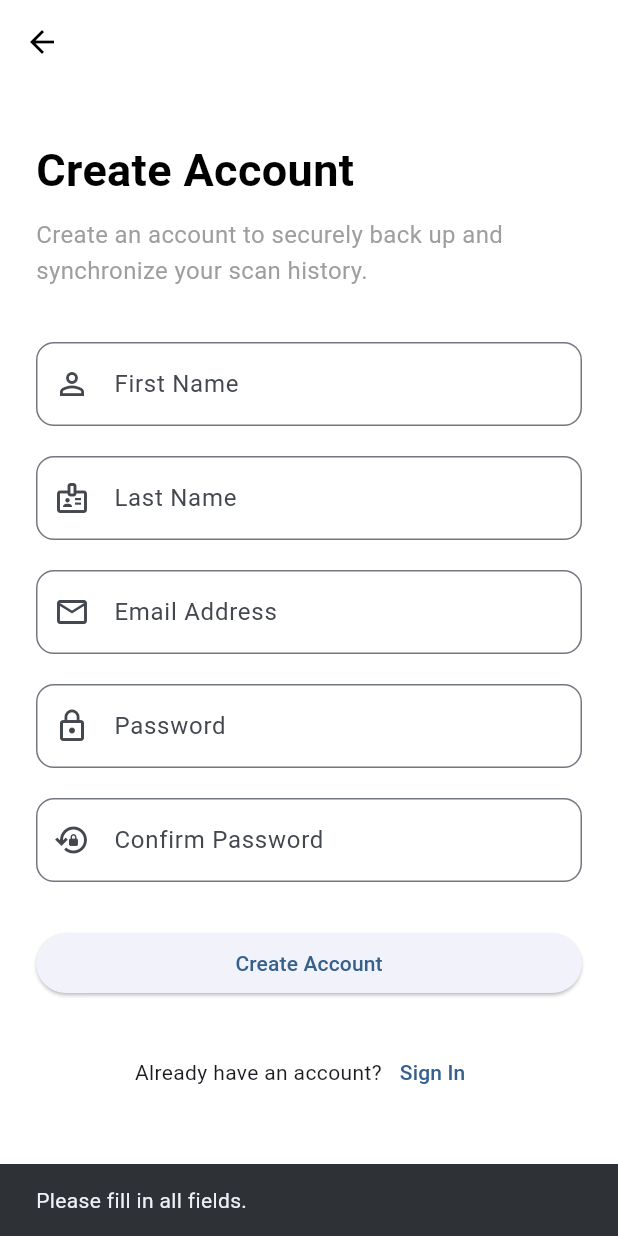
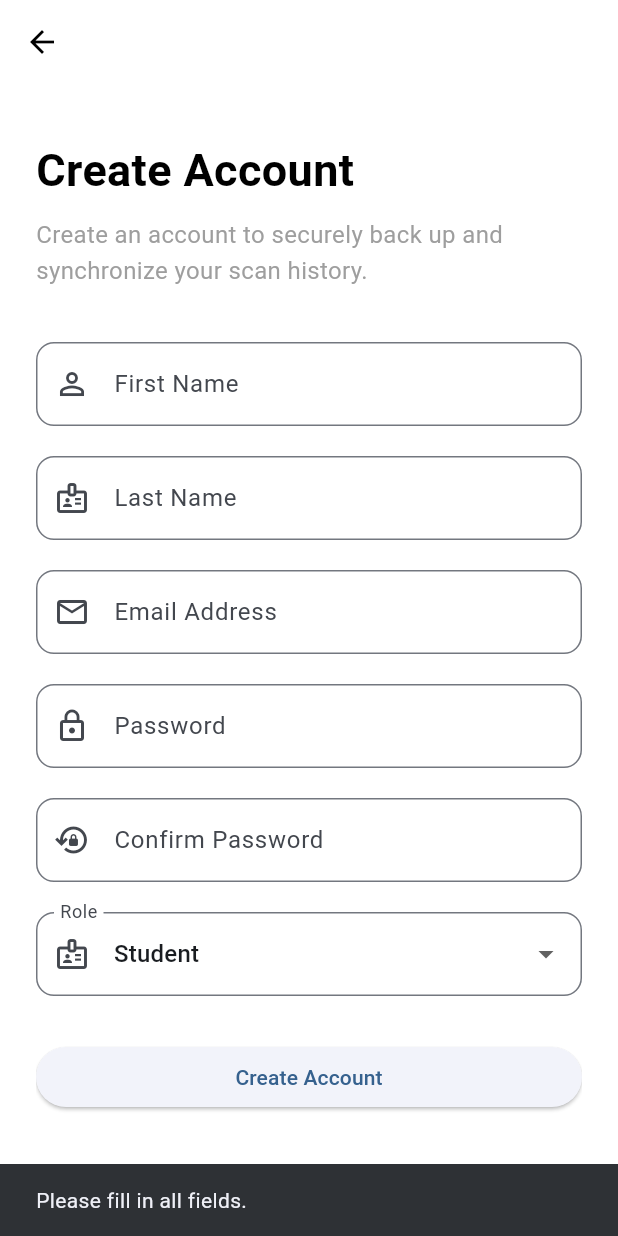
Before and after one commit to Aaeyron/TactileLens, a Flutter app: the SignUpScreen screen opened directly, after a tap on "Create Account", on a phone screen of 412 x 824 dp. Run offline on Flutter 3.47's test engine with Material 3 defaults, Android fonts, the phone set to English and light mode, and no system bars; our stand-ins replace camera, file_picker, shared_preferences; accounts and stored records are empty.

Commit message:
Implement user role selection during registration and fix auth navigation

```diff
--- a/frontend/lib/screens/auth/signup_screen.dart
+++ b/frontend/lib/screens/auth/signup_screen.dart
@@ -15,6 +15,8 @@ class SignUpScreen extends StatefulWidget {
 class _SignUpScreenState extends State<SignUpScreen> {
   bool isPasswordVisible = false;
   bool isConfirmPasswordVisible = false;
+
+  String selectedRole = "Student";
 
   final TextEditingController firstNameController =
     TextEditingController();
@@ -172,8 +174,39 @@ void dispose() {
                       ),
                     ),
 
+                const SizedBox(height: 20),
+
+                DropdownButtonFormField<String>(
+                  value: selectedRole,
+                  decoration: InputDecoration(
+                    labelText: "Role",
+                    prefixIcon: const Icon(Icons.badge_outlined),
+                    border: OutlineInputBorder(
+                      borderRadius: BorderRadius.circular(12),
+                    ),
+                  ),
+                  items: const [
+                    DropdownMenuItem(
+                      value: "Student",
+                      child: Text("Student"),
+                    ),
+                    DropdownMenuItem(
+                      value: "Educator",
+                      child: Text("Educator"),
+                    ),
+                  ],
+                  onChanged: (value) {
+                    setState(() {
+                      selectedRole = value!;
+                    });
+                  },
+                ),
+
                 const SizedBox(height: 30),
+
                 SizedBox(
+
+
                   width: double.infinity,
                   child: ElevatedButton(
                    onPressed: () async {
@@ -212,11 +245,12 @@ void dispose() {
                           }
 
                           final response = await AuthService.registerUser(
-                            firstName: firstNameController.text.trim(),
-                            lastName: lastNameController.text.trim(),
-                            email: emailController.text.trim(),
-                            password: passwordController.text,
-                          );
+                          firstName: firstNameController.text.trim(),
+                          lastName: lastNameController.text.trim(),
+                          email: emailController.text.trim(),
+                          password: passwordController.text,
+                          role: selectedRole,
+                        );
 
                           if (response.statusCode == 201) {
                             ScaffoldMessenger.of(context).showSnackBar(
@@ -260,8 +294,7 @@ void dispose() {
 
                     TextButton(
                       onPressed: () {
-                        // TODO:
-                        // Navigate to Sign In
+                        Navigator.pop(context);
                       },
                       child: const Text("Sign In"),
                     ),
--- a/frontend/lib/services/auth/auth_service.dart
+++ b/frontend/lib/services/auth/auth_service.dart
@@ -8,11 +8,12 @@ class AuthService {
 static const String baseUrl = "http://192.168.1.5:5000";
 
   static Future<http.Response> registerUser({
-    required String firstName,
-    required String lastName,
-    required String email,
-    required String password,
-  }) async {
+  required String firstName,
+  required String lastName,
+  required String email,
+  required String password,
+  required String role,
+}) async {
     final url = Uri.parse("$baseUrl/api/auth/register");
 
     return await http.post(
@@ -25,6 +26,7 @@ static const String baseUrl = "http://192.168.1.5:5000";
         "last_name": lastName,
         "email": email,
         "password": password,
+        "role": role,
       }),
     );
   }
```
Also changed, not shown: frontend/lib/screens/auth/signin_screen.dart (+7 -3 lines), 2 other files.
